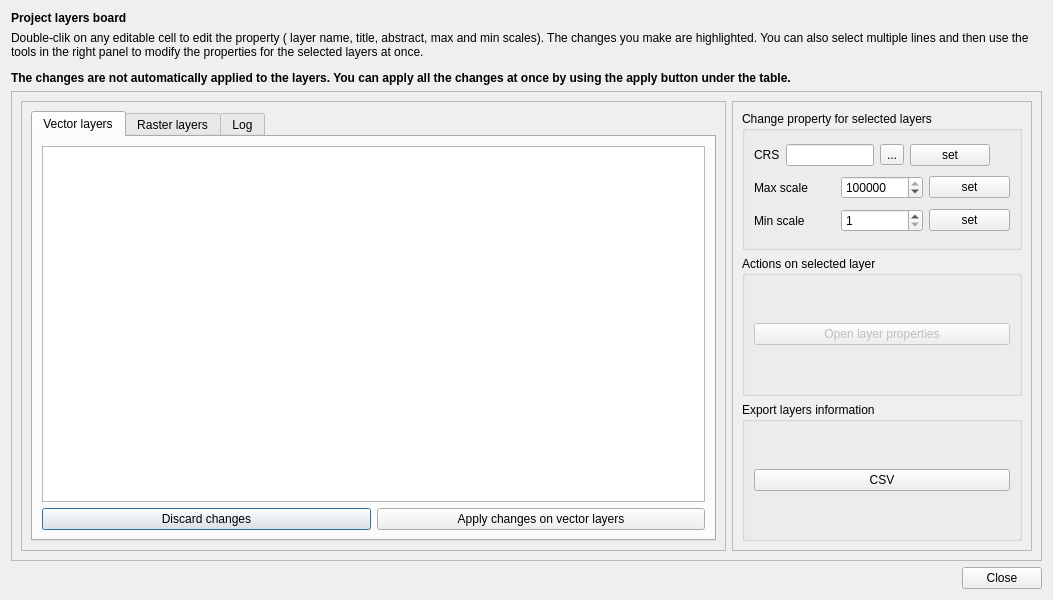
This is layer_board_dialog_base.ui in 3liz/QgisLayerBoardPlugin as Qt 5 draws it before an edit. The edited form follows.
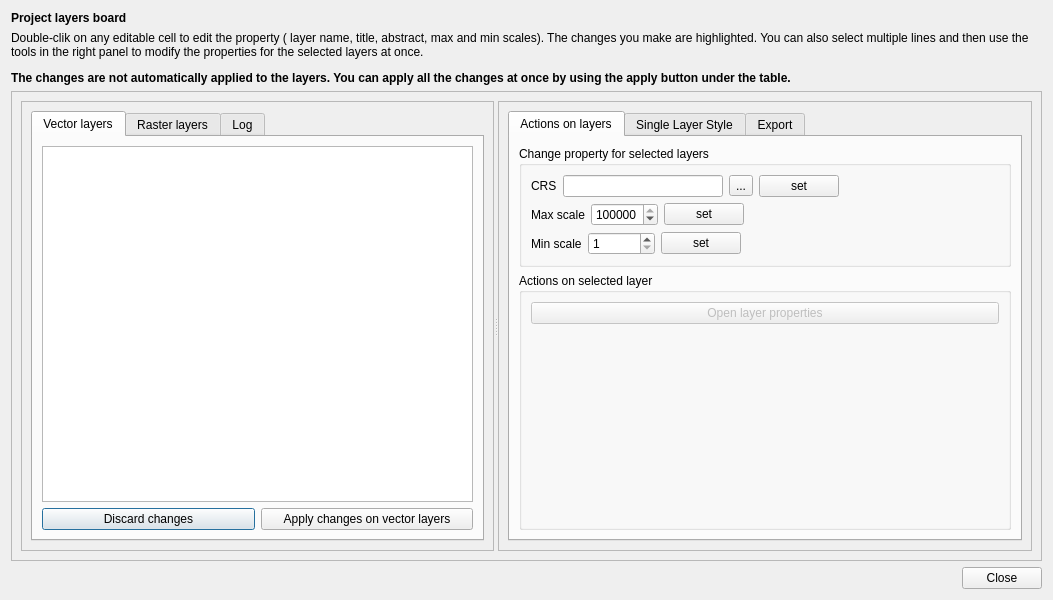
This is the edited form.

Commit message: New style tab which allows to change style for vector layers

What changed in the file:
```diff
--- a/layer_board_dialog_base.ui
+++ b/layer_board_dialog_base.ui
@@ -51,17 +51,27 @@
         <height>455</height>
        </rect>
       </property>
-      <layout class="QHBoxLayout" name="horizontalLayout">
-       <item>
-        <widget class="QFrame" name="leftFrame">
-         <property name="frameShape">
-          <enum>QFrame::StyledPanel</enum>
-         </property>
-         <property name="frameShadow">
-          <enum>QFrame::Raised</enum>
-         </property>
          <layout class="QVBoxLayout" name="verticalLayout_2">
           <item>
+        <widget class="QSplitter" name="splitter">
+         <property name="orientation">
+          <enum>Qt::Horizontal</enum>
+         </property>
+         <widget class="QFrame" name="leftFrame">
+          <property name="sizePolicy">
+           <sizepolicy hsizetype="Expanding" vsizetype="Expanding">
+            <horstretch>0</horstretch>
+            <verstretch>0</verstretch>
+           </sizepolicy>
+          </property>
+          <property name="frameShape">
+           <enum>QFrame::StyledPanel</enum>
+          </property>
+          <property name="frameShadow">
+           <enum>QFrame::Raised</enum>
+          </property>
+          <layout class="QVBoxLayout" name="verticalLayout_14">
+           <item>
            <widget class="QTabWidget" name="tabWidget">
             <property name="currentIndex">
              <number>0</number>
@@ -196,12 +206,16 @@
           </item>
          </layout>
         </widget>
-       </item>
-       <item>
         <widget class="QFrame" name="rightFrame">
+          <property name="sizePolicy">
+           <sizepolicy hsizetype="Expanding" vsizetype="Expanding">
+            <horstretch>0</horstretch>
+            <verstretch>0</verstretch>
+           </sizepolicy>
+          </property>
          <property name="maximumSize">
           <size>
-           <width>300</width>
+            <width>16777215</width>
            <height>16777215</height>
           </size>
          </property>
@@ -213,6 +227,16 @@
          </property>
          <layout class="QVBoxLayout" name="verticalLayout_6">
           <item>
+            <widget class="QTabWidget" name="tabWidget_2">
+             <property name="currentIndex">
+              <number>0</number>
+             </property>
+             <widget class="QWidget" name="tab_4">
+              <attribute name="title">
+               <string>Actions on layers</string>
+              </attribute>
+              <layout class="QVBoxLayout" name="verticalLayout_12">
+               <item>
            <widget class="QGroupBox" name="groupBox">
             <property name="title">
              <string>Change property for selected layers</string>
@@ -302,6 +326,19 @@
                  </property>
                 </widget>
                </item>
+                    <item>
+                     <spacer name="horizontalSpacer_2">
+                      <property name="orientation">
+                       <enum>Qt::Horizontal</enum>
+                      </property>
+                      <property name="sizeHint" stdset="0">
+                       <size>
+                        <width>40</width>
+                        <height>20</height>
+                       </size>
+                      </property>
+                     </spacer>
+                    </item>
               </layout>
              </item>
              <item>
@@ -330,6 +367,19 @@
                  </property>
                 </widget>
                </item>
+                    <item>
+                     <spacer name="horizontalSpacer_3">
+                      <property name="orientation">
+                       <enum>Qt::Horizontal</enum>
+                      </property>
+                      <property name="sizeHint" stdset="0">
+                       <size>
+                        <width>40</width>
+                        <height>20</height>
+                       </size>
+                      </property>
+                     </spacer>
+                    </item>
               </layout>
              </item>
             </layout>
@@ -353,11 +403,62 @@
                  </property>
                 </widget>
                </item>
+                    <item>
+                     <spacer name="verticalSpacer_2">
+                      <property name="orientation">
+                       <enum>Qt::Vertical</enum>
+                      </property>
+                      <property name="sizeHint" stdset="0">
+                       <size>
+                        <width>20</width>
+                        <height>40</height>
+                       </size>
+                      </property>
+                     </spacer>
+                    </item>
               </layout>
              </item>
             </layout>
            </widget>
           </item>
+              </layout>
+             </widget>
+             <widget class="QWidget" name="tab_5">
+              <attribute name="title">
+               <string>Single Layer Style</string>
+              </attribute>
+              <layout class="QVBoxLayout" name="verticalLayout_13">
+               <item>
+                <widget class="QScrollArea" name="styleScrollArea">
+                 <property name="widgetResizable">
+                  <bool>true</bool>
+                 </property>
+                 <widget class="QWidget" name="scrollAreaWidgetContents_2">
+                  <property name="geometry">
+                   <rect>
+                    <x>0</x>
+                    <y>0</y>
+                    <width>460</width>
+                    <height>331</height>
+                   </rect>
+                  </property>
+                 </widget>
+                </widget>
+               </item>
+               <item>
+                <widget class="QPushButton" name="btApplyStyle">
+                 <property name="text">
+                  <string>Apply</string>
+                 </property>
+                </widget>
+               </item>
+              </layout>
+             </widget>
+             <widget class="QWidget" name="tab_6">
+              <attribute name="title">
+               <string>Export</string>
+              </attribute>
+              <layout class="QVBoxLayout" name="verticalLayout_15">
           <item>
            <widget class="QGroupBox" name="groupBox_3">
             <property name="title">
@@ -378,10 +479,28 @@
                </item>
               </layout>
              </item>
+                  <item>
+                   <spacer name="verticalSpacer">
+                    <property name="orientation">
+                     <enum>Qt::Vertical</enum>
+                    </property>
+                    <property name="sizeHint" stdset="0">
+                     <size>
+                      <width>20</width>
+                      <height>40</height>
+                     </size>
+                    </property>
+                   </spacer>
+                  </item>
             </layout>
            </widget>
           </item>
          </layout>
+             </widget>
+            </widget>
+           </item>
+          </layout>
+         </widget>
         </widget>
        </item>
       </layout>
```
Lines whose indentation alone changed are shown as unchanged. The commit also changes 1 other file.
